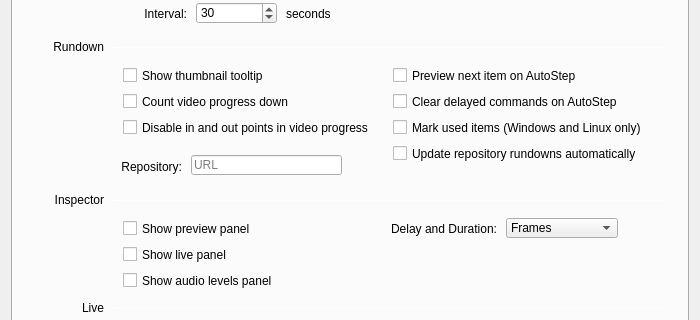
Qt form src/Widgets/SettingsDialog.ui (CasparCG/client) before a commit; both pictures show x 0 to 700 and y 263 to 583 of the 700 by 880 pixel window.
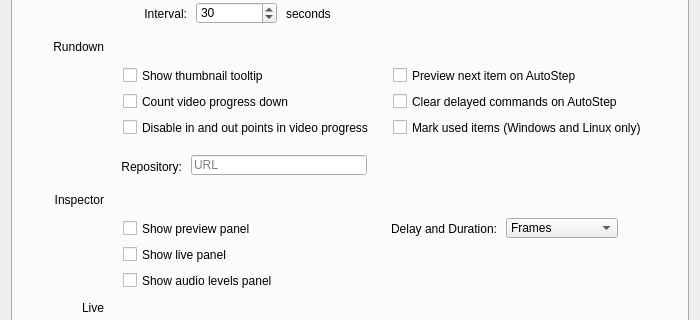
The same form after that commit.

```diff
--- a/src/Widgets/SettingsDialog.ui
+++ b/src/Widgets/SettingsDialog.ui
@@ -445,7 +445,7 @@
       <rect>
        <x>178</x>
        <y>381</y>
-       <width>151</width>
+       <width>176</width>
        <height>20</height>
       </rect>
      </property>
@@ -795,22 +795,6 @@
       <string>%</string>
      </property>
     </widget>
-    <widget class="QCheckBox" name="checkBoxAutoUpdate">
-     <property name="geometry">
-      <rect>
-       <x>380</x>
-       <y>371</y>
-       <width>271</width>
-       <height>17</height>
-      </rect>
-     </property>
-     <property name="focusPolicy">
-      <enum>Qt::NoFocus</enum>
-     </property>
-     <property name="text">
-      <string>Update repository rundowns automatically</string>
-     </property>
-    </widget>
    </widget>
    <widget class="QWidget" name="tabDevices">
     <attribute name="title">
```
Left out of the diff: 16 changed lines with no effect on the pictures.
